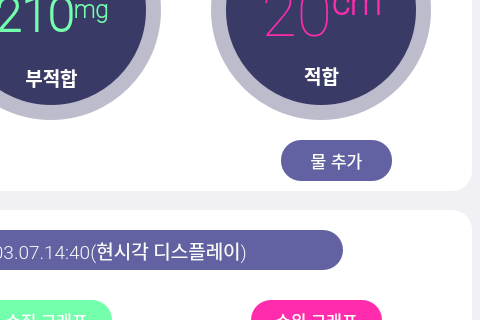
addinedu-ros-4th/iot-repo-2, file IoTproject.ui: the form before one commit; both pictures show x 779 to 1259 and y 210 to 530 of the 1259 by 807 pixel window.
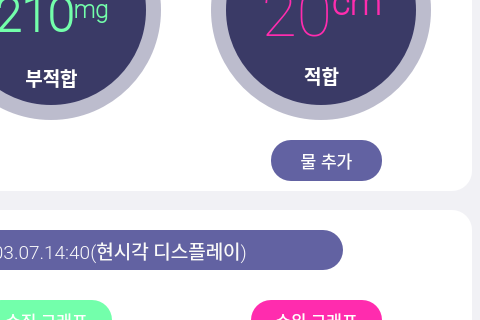
The form after the commit. Custom widgets are drawn as their Qt base class.

Commit message: plus detail

```diff
--- a/IoTproject.ui
+++ b/IoTproject.ui
@@ -506,7 +506,7 @@
    <widget class="QPushButton" name="waterButton">
     <property name="geometry">
      <rect>
-      <x>670</x>
+      <x>660</x>
       <y>330</y>
       <width>111</width>
       <height>41</height>
```
Left out of the diff: 10 changed lines with no effect on the pictures. The commit also changes 1 other file.
